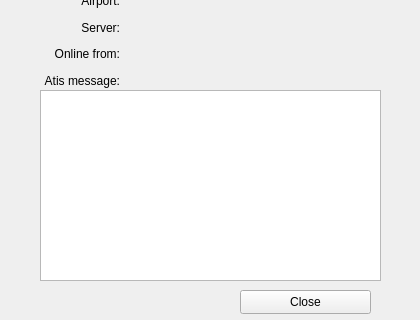
This is source/ui/resources/atcdetailswindow.ui in Vatsinator/vatsinator-legacy as Qt 5 draws it before an edit; both pictures show x 0 to 420 and y 150 to 470 of the 420 by 470 pixel window. The edited form follows.
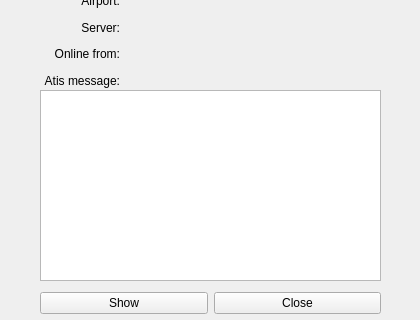
This is the edited form. Icons and pictures are not drawn.

Commit message: Further development. - Added ATCListWindow; - in ATCDetailsWindow and FlightDetailsWindow: added "Show" button.

Patch:
```diff
--- a/source/ui/resources/atcdetailswindow.ui
+++ b/source/ui/resources/atcdetailswindow.ui
@@ -330,18 +330,31 @@
     <set>Qt::TextSelectableByKeyboard|Qt::TextSelectableByMouse</set>
    </property>
   </widget>
-  <widget class="QPushButton" name="CloseButton">
+  <widget class="QWidget" name="">
    <property name="geometry">
     <rect>
-     <x>240</x>
+     <x>40</x>
      <y>440</y>
-     <width>131</width>
-     <height>24</height>
+     <width>341</width>
+     <height>26</height>
     </rect>
    </property>
+   <layout class="QHBoxLayout" name="horizontalLayout">
+    <item>
+     <widget class="QPushButton" name="ShowButton">
+      <property name="text">
+       <string>Show</string>
+      </property>
+     </widget>
+    </item>
+    <item>
+     <widget class="QPushButton" name="CloseButton">
    <property name="text">
     <string>Close</string>
    </property>
+     </widget>
+    </item>
+   </layout>
   </widget>
  </widget>
  <resources>
```
Lines whose indentation alone changed are shown as unchanged. The commit also changes 21 other files.
